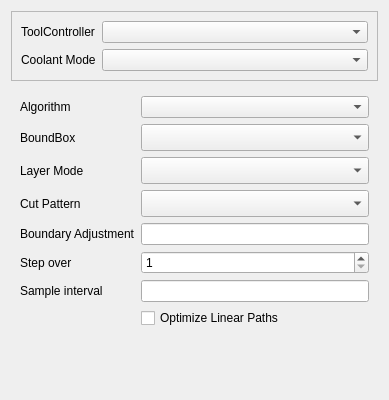
This is src/Mod/Path/Gui/Resources/panels/PageOpWaterlineEdit.ui in southseact-3d/fcd as Qt 5 draws it before an edit. The edited form follows.
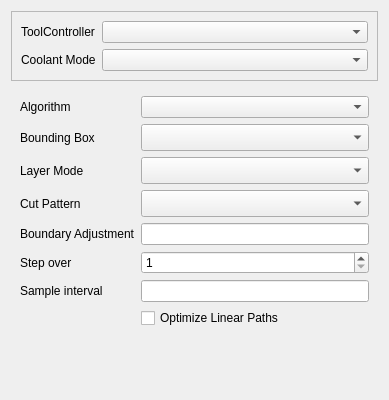
This is the edited form. Custom widgets are drawn as their Qt base class.

Commit message: Path: Unify use of 'bounding box' terminology

Diff of the .ui file:
```diff
--- a/src/Mod/Path/Gui/Resources/panels/PageOpWaterlineEdit.ui
+++ b/src/Mod/Path/Gui/Resources/panels/PageOpWaterlineEdit.ui
@@ -76,7 +76,7 @@
          </sizepolicy>
         </property>
         <property name="text">
-         <string>BoundBox</string>
+         <string>Bounding Box</string>
         </property>
        </widget>
       </item>
```
The commit also changes 7 other files.
